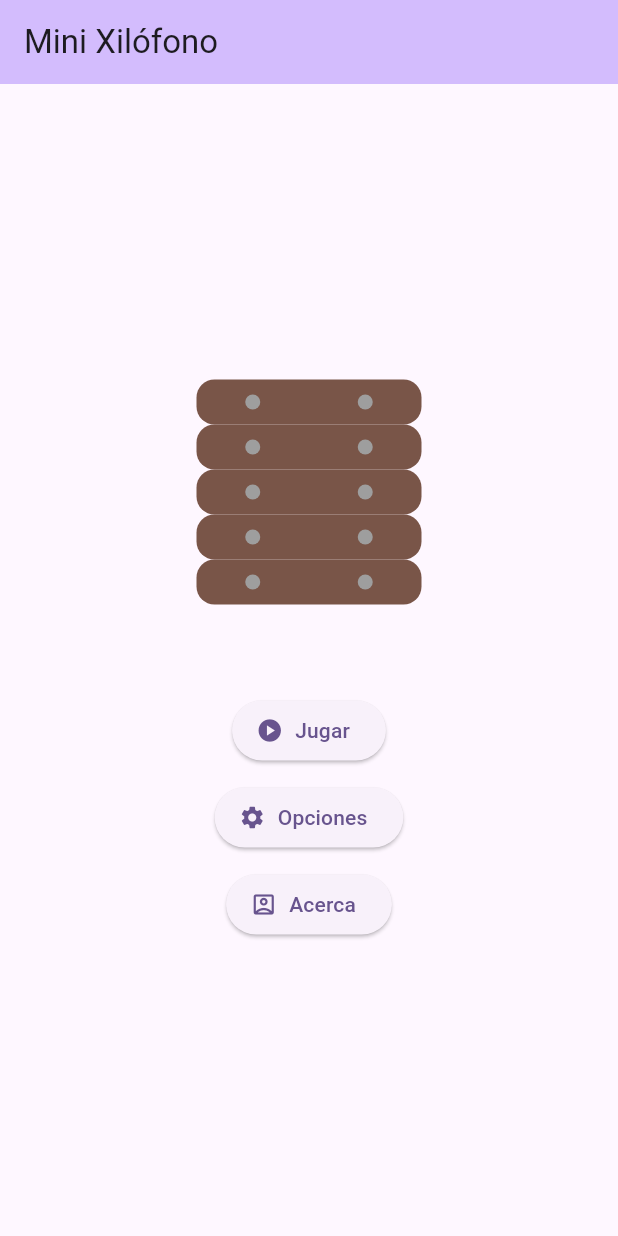
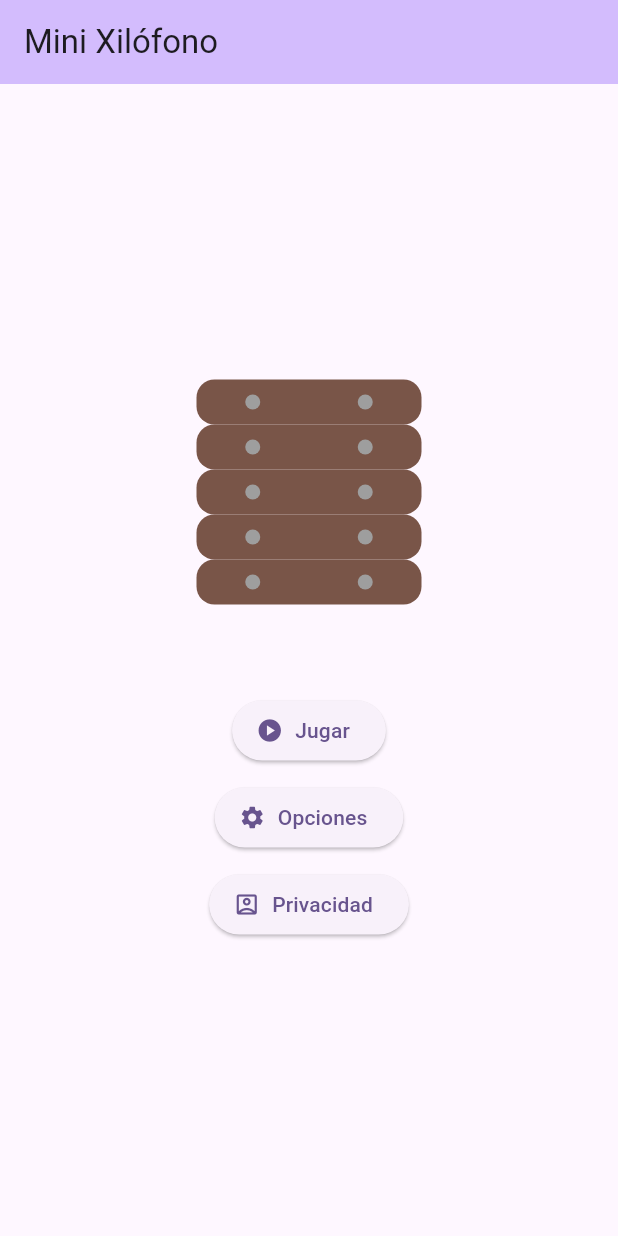
Before and after one commit to Cactus-ar/mini_xylophone, a Flutter app: the screen it shows after launch, on a phone screen of 412 x 824 dp. Run offline on Flutter 3.47's test engine with Material 3 defaults, Android fonts, the phone set to English and light mode, and no system bars; our stand-ins replace audioplayers; missing offline and left inert: markdown_widget.

Commit message:
adaptar politicas

```diff
--- a/lib/main.dart
+++ b/lib/main.dart
@@ -151,10 +151,10 @@
               child: ElevatedButton.icon(
                 onPressed: () {
                   Navigator.of(context).push(
-                    MaterialPageRoute(builder: (context) => const GameAbout(title: 'Acerca de',)),
+                    MaterialPageRoute(builder: (context) => const GameAbout(title: 'Privacidad',)),
                   );
                 },
-                label: const Text('Acerca'),
+                label: const Text('Privacidad'),
                 icon: const Icon(Icons.account_box_outlined),
               ),
             ),
--- a/pubspec.yaml
+++ b/pubspec.yaml
@@ -36,6 +36,7 @@ dependencies:
   # Use with the CupertinoIcons class for iOS style icons.
   cupertino_icons: ^1.0.6
   audioplayers: ^6.0.0
+  markdown_widget: ^2.3.2+6
 
 dev_dependencies:
   flutter_test:
@@ -65,6 +66,7 @@ flutter:
   #   - images/a_dot_ham.jpeg
   assets:
     - assets/audio/
+    - assets/
   # An image asset can refer to one or more resolution-specific "variants", see
   # https://flutter.dev/assets-and-images/#resolution-aware
 
```
Also changed, not shown: lib/game_about.dart (+29 -12 lines), pubspec.lock, 1 other file.
